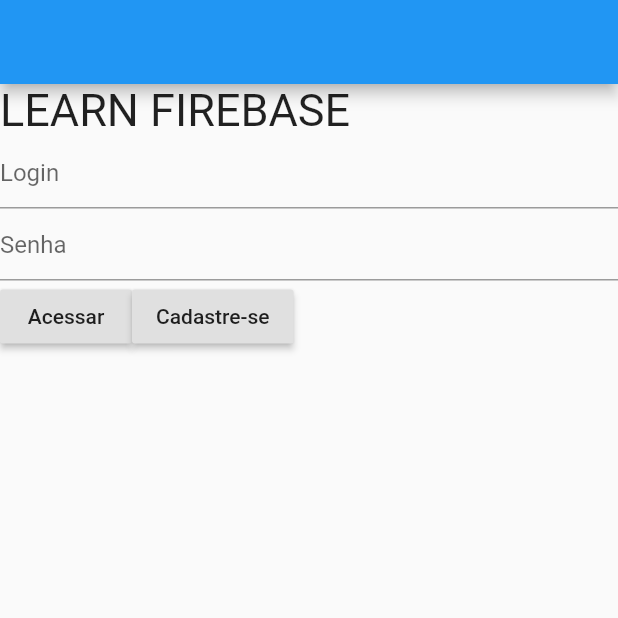
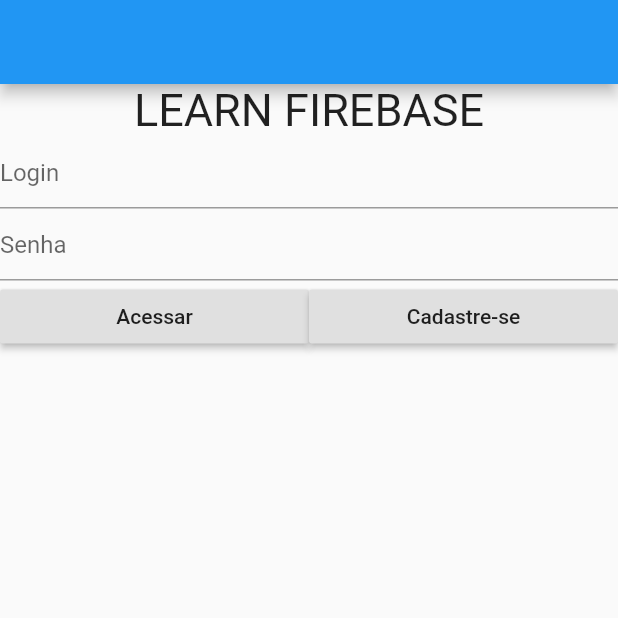
Before and after one commit to emersonleo/Firebase, a Flutter app: the screen it shows after launch, on a phone screen of 412 x 824 dp, the top half of it. Run offline on Flutter 3.47's test engine with Material 2 defaults, Android fonts, the phone set to English and light mode, and no system bars.

Commit message:
alinhando os botoes

```diff
--- a/lib/main.dart
+++ b/lib/main.dart
@@ -31,43 +31,36 @@ class HomeColumn extends StatelessWidget {
   Widget build(BuildContext context) {
     return Column(
       children: <Widget>[
-        Row(
-          children: <Widget>[
         Center(
           child: Text(
             "LEARN FIREBASE",
             style: TextStyle(fontSize: 30),
           ),
         ),
-          ],
-        ),
-        Row(
-          children: <Widget>[
-            Expanded(
+        Container(
           child: TextField(
             decoration: InputDecoration(hintText: "Login"),
           ),
         ),
-          ],
-        ),
-        Row(
-          children: <Widget>[
-            Expanded(
+        Container(
           child: TextField(
             decoration: InputDecoration(hintText: "Senha"),
           ),
         ),
-          ],
-        ),
         Row(
+          mainAxisSize: MainAxisSize.min,
           children: <Widget>[
-            RaisedButton(
+            Expanded(
+              child: RaisedButton(
                 onPressed: () {},
                 child: Text("Acessar"),
               ),
-            RaisedButton(
+            ),
+            Expanded(
+              child: RaisedButton(
                 onPressed: () {},
                 child: Text("Cadastre-se"),
+              ),
             ),
           ],
         ),
```
Lines whose indentation alone changed are shown as unchanged.
